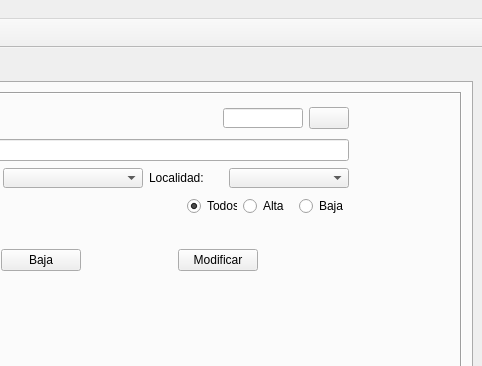
Old version of the form templates/MainWindow.ui in the repository braisd11/CarTeis; both pictures show x 542 to 1024 and y 0 to 366 of the 1024 by 795 pixel window.
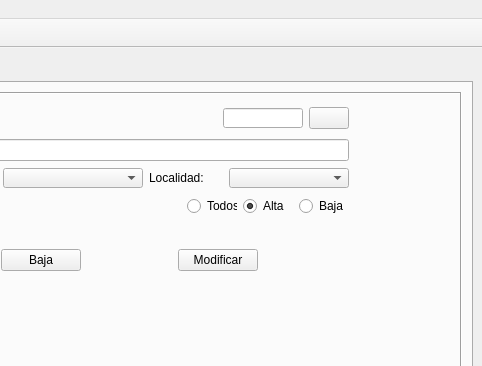
New version of the form. Icons and pictures are not drawn.

Patch:
```diff
--- a/templates/MainWindow.ui
+++ b/templates/MainWindow.ui
@@ -560,7 +560,7 @@
                  <string>Todos</string>
                 </property>
                 <property name="checked">
-                 <bool>true</bool>
+                 <bool>false</bool>
                 </property>
                 <attribute name="buttonGroup">
                  <string notr="true">buttonGroup</string>
@@ -585,7 +585,7 @@
                  <string>Alta</string>
                 </property>
                 <property name="checked">
-                 <bool>false</bool>
+                 <bool>true</bool>
                 </property>
                 <attribute name="buttonGroup">
                  <string notr="true">buttonGroup</string>
```
Left out of the diff: 12 changed lines with no effect on the pictures.
